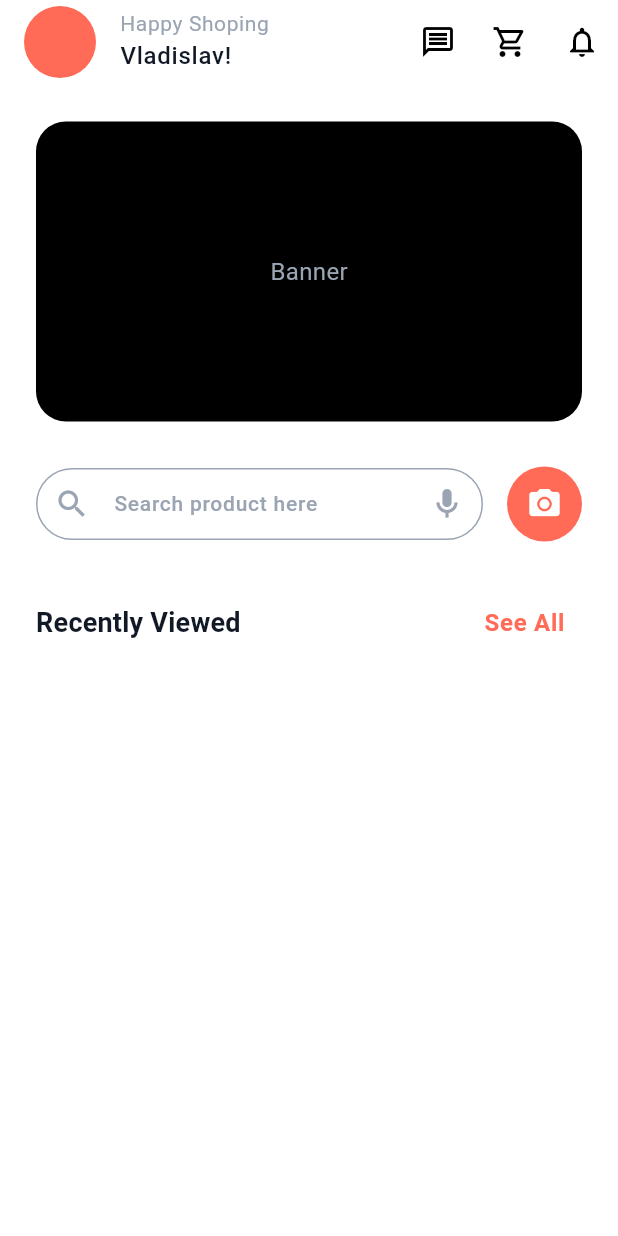
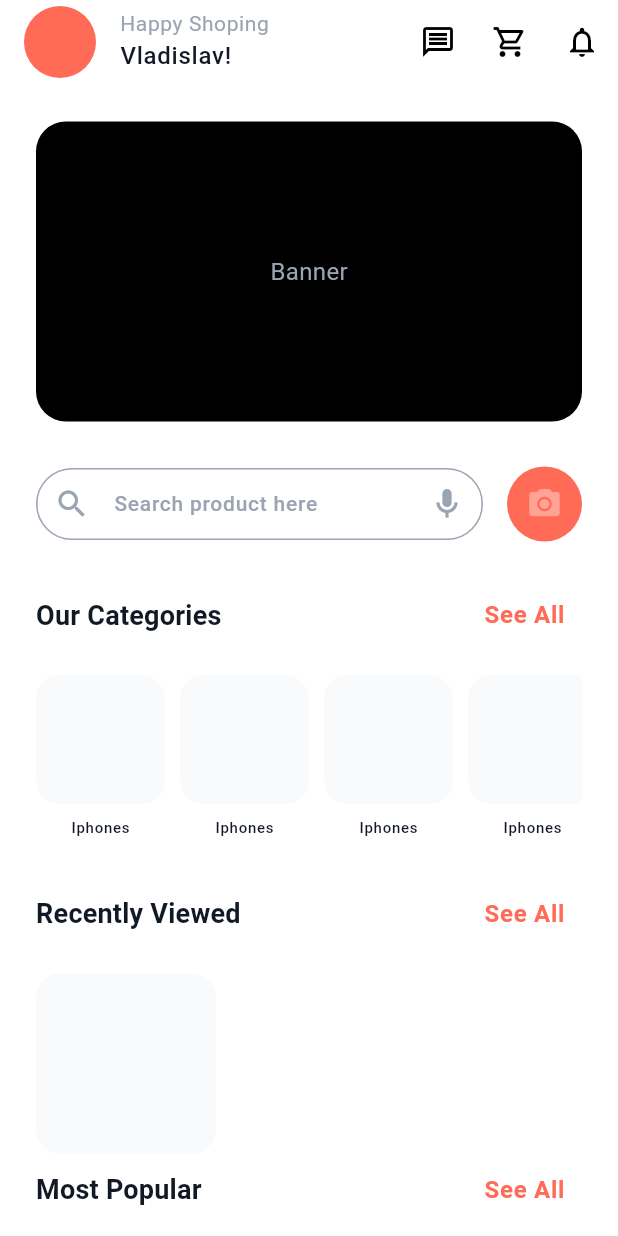
Before and after one commit to VladIsLuv-N/ecommerce-apple-tech, a Flutter app: the HomePage screen opened by its route, on a phone screen of 412 x 824 dp. Run offline on Flutter 3.47's test engine with Material 3 defaults, Android fonts, the phone set to English and light mode, and no system bars; our stand-ins replace cloud_firestore, firebase_auth, firebase_core, flutter_bloc, flutter_svg, get_it and 1 more; accounts and stored records are empty.

Commit message:
home: ref page

```diff
--- /dev/null
+++ b/lib/core/common/widgets/search_widget.dart
@@ -0,0 +1,49 @@
+import 'package:ecommerce_apple_tech_app/core/theme/app_colors.dart';
+import 'package:flutter/material.dart';
+
+class SearchWidget extends StatelessWidget {
+  final void Function()? onMicPressed;
+  final void Function()? onCameraPressed;
+
+  const SearchWidget({super.key, this.onMicPressed, this.onCameraPressed});
+
+  @override
+  Widget build(BuildContext context) {
+    final theme = Theme.of(context);
+
+    return Row(
+      children: [
+        Expanded(
+          child: TextField(
+            style: theme.textTheme.labelMedium!.copyWith(
+              color: AppColors.inputTextColor,
+            ),
+            decoration: InputDecoration(
+              hintText: 'Search product here',
+              prefixIcon: const Icon(Icons.search_outlined),
+              suffixIcon: IconButton(
+                onPressed: onMicPressed,
+                icon: const Icon(Icons.mic_outlined),
+              ),
+            ),
+          ),
+        ),
+        const SizedBox(width: 16),
+        Container(
+          width: 50,
+          height: 50,
+          decoration: BoxDecoration(
+            color: theme.colorScheme.primary,
+            borderRadius: BorderRadius.circular(30),
+          ),
+          child: Center(
+            child: IconButton(
+              onPressed: onCameraPressed,
+              icon: const Icon(Icons.camera_alt),
+            ),
+          ),
+        ),
+      ],
+    );
+  }
+}
--- a/lib/core/theme/app_theme.dart
+++ b/lib/core/theme/app_theme.dart
@@ -72,6 +72,8 @@ abstract class AppTheme {
       appBarTheme: const AppBarTheme(
         backgroundColor: AppColors.whiteColor,
         iconTheme: IconThemeData(color: AppColors.blackColor),
+        surfaceTintColor: Colors.transparent,
+        foregroundColor: Colors.transparent,
       ),
     );
   }
--- a/lib/features/home/presentation/pages/home_page.dart
+++ b/lib/features/home/presentation/pages/home_page.dart
@@ -1,4 +1,8 @@
-import 'package:ecommerce_apple_tech_app/core/theme/app_colors.dart';
+import 'package:ecommerce_apple_tech_app/core/common/widgets/search_widget.dart';
+import 'package:ecommerce_apple_tech_app/features/home/presentation/widgets/banner_widget.dart';
+import 'package:ecommerce_apple_tech_app/features/home/presentation/widgets/category_list_widget.dart';
+import 'package:ecommerce_apple_tech_app/features/home/presentation/widgets/our_categories_list_widget.dart';
+import 'package:ecommerce_apple_tech_app/features/home/presentation/widgets/recently_viewed_widget.dart';
 import 'package:ecommerce_apple_tech_app/features/home/presentation/widgets/section_header_widget.dart';
 import 'package:flutter/material.dart';
 
@@ -40,57 +44,37 @@ class HomePage extends StatelessWidget {
         ],
       ),
       body: SingleChildScrollView(
+        child: SafeArea(
+          bottom: true,
           child: Padding(
             padding: const EdgeInsets.symmetric(horizontal: 24),
             child: Column(
               children: [
                 const SizedBox(height: 25),
-              Container(
-                height: 200,
-                decoration: BoxDecoration(
-                  color: Colors.black,
-                  borderRadius: BorderRadius.circular(20),
-                ),
-                child: const Center(child: Text('Banner')),
-              ),
+                const BannerWidget(),
                 const SizedBox(height: 30),
-              Row(
-                children: [
-                  Expanded(
-                    child: TextField(
-                      style: theme.textTheme.labelMedium!.copyWith(
-                        color: AppColors.inputTextColor,
-                      ),
-                      decoration: InputDecoration(
-                        hintText: 'Search product here',
-                        prefixIcon: const Icon(Icons.search_outlined),
-                        suffixIcon: IconButton(
-                          onPressed: () {},
-                          icon: const Icon(Icons.mic_outlined),
-                        ),
-                      ),
-                    ),
-                  ),
-                  const SizedBox(width: 16),
-                  Container(
-                    width: 50,
-                    height: 50,
-                    decoration: BoxDecoration(
-                      color: theme.colorScheme.primary,
-                      borderRadius: BorderRadius.circular(30),
-                    ),
-                    child: Center(
-                      child: IconButton(
-                        onPressed: () {},
-                        icon: const Icon(Icons.camera_alt),
-                      ),
-                    ),
+                const SearchWidget(),
+                const SizedBox(height: 25),
+                SectionHeaderWidget(title: 'Our Categories', onPressed: () {}),
+                const SizedBox(height: 16),
+                const OurCategoriesListWidget(itemCount: 10, title: 'Iphones'),
+                const SizedBox(height: 25),
+                SectionHeaderWidget(title: 'Recently Viewed', onPressed: () {}),
+                const SizedBox(height: 16),
+                const RecentlyViewedWidget(),
+                SectionHeaderWidget(title: 'Most Popular', onPressed: () {}),
+                const SizedBox(height: 16),
+                const CategoryListWidget(
+                  heightWidget: 285,
+                  countItems: 10,
+                  widthItem: 160,
+                  heightItem: 160,
+                  titleItem: 'iPhone 16 Pro Max – 256GB',
+                  priceItem: 990,
+                  ratingItem: 4.8,
                 ),
               ],
             ),
-              const SizedBox(height: 30),
-              SectionHeaderWidget(title: 'Recently Viewed', onPressed: () {}),
-            ],
           ),
         ),
       ),
--- /dev/null
+++ b/lib/features/home/presentation/widgets/banner_widget.dart
@@ -0,0 +1,17 @@
+import 'package:flutter/material.dart';
+
+class BannerWidget extends StatelessWidget {
+  const BannerWidget({super.key});
+
+  @override
+  Widget build(BuildContext context) {
+    return Container(
+      height: 200,
+      decoration: BoxDecoration(
+        color: Colors.black,
+        borderRadius: BorderRadius.circular(20),
+      ),
+      child: const Center(child: Text('Banner')),
+    );
+  }
+}
--- /dev/null
+++ b/lib/features/home/presentation/widgets/our_categories_list_widget.dart
@@ -0,0 +1,45 @@
+import 'package:flutter/material.dart';
+
+class OurCategoriesListWidget extends StatelessWidget {
+  final int itemCount;
+  final String title;
+
+  const OurCategoriesListWidget({
+    super.key,
+    required this.itemCount,
+    required this.title,
+  });
+
+  @override
+  Widget build(BuildContext context) {
+    final theme = Theme.of(context);
+
+    return SizedBox(
+      height: 110,
+      child: ListView.separated(
+        scrollDirection: Axis.horizontal,
+        itemCount: 10,
+        separatorBuilder: (context, index) => const SizedBox(width: 10),
+        itemBuilder: (context, index) {
+          return Column(
+            children: [
+              Container(
+                width: 86,
+                height: 86,
+                decoration: BoxDecoration(
+                  color: theme.colorScheme.secondary,
+                  borderRadius: BorderRadius.circular(16),
+                ),
+              ),
+              const SizedBox(height: 8),
+              Text(
+                'Iphones',
+                style: theme.textTheme.bodyLarge!.copyWith(fontSize: 10),
+              ),
+            ],
+          );
+        },
+      ),
+    );
+  }
+}
--- /dev/null
+++ b/lib/features/home/presentation/widgets/recently_viewed_widget.dart
@@ -0,0 +1,23 @@
+import 'package:flutter/material.dart';
+
+class RecentlyViewedWidget extends StatelessWidget {
+  const RecentlyViewedWidget({super.key});
+
+  @override
+  Widget build(BuildContext context) {
+    final theme = Theme.of(context);
+
+    return Row(
+      children: [
+        Container(
+          width: 120,
+          height: 120,
+          decoration: BoxDecoration(
+            color: theme.colorScheme.secondary,
+            borderRadius: BorderRadius.circular(16),
+          ),
+        ),
+      ],
+    );
+  }
+}
```
Also changed, not shown: lib/core/common/widgets/product_item_widget.dart (added, +72 -0 lines), lib/features/home/presentation/widgets/category_list_widget.dart (added, +44 -0 lines). Lines whose indentation alone changed are shown as unchanged.
